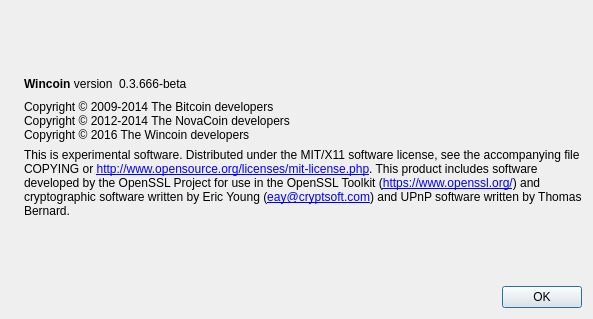
The window that src/qt/forms/aboutdialog.ui (Wincoinofficial/wincoin) describes before a commit, drawn with Qt 5.
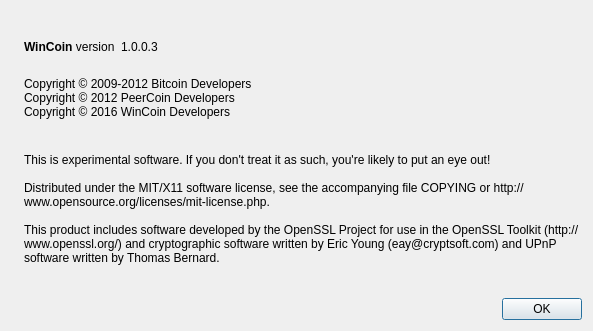
The same window after the commit. Icons and pictures are not drawn.

Diff of the .ui file:
```diff
--- a/src/qt/forms/aboutdialog.ui
+++ b/src/qt/forms/aboutdialog.ui
@@ -7,14 +7,11 @@
     <x>0</x>
     <y>0</y>
     <width>593</width>
-    <height>319</height>
+    <height>331</height>
    </rect>
   </property>
   <property name="windowTitle">
-   <string>About Wincoin</string>
-  </property>
-  <property name="styleSheet">
-   <string notr="true">background-image: url(:/images/2s);</string>
+   <string>About WinCoin</string>
   </property>
   <layout class="QHBoxLayout" name="horizontalLayout_2">
    <item>
@@ -25,6 +22,9 @@
        <verstretch>0</verstretch>
       </sizepolicy>
      </property>
+     <property name="textFormat">
+      <enum>Qt::AutoText</enum>
+     </property>
      <property name="pixmap">
       <pixmap resource="../bitcoin.qrc">:/images/about</pixmap>
      </property>
@@ -53,7 +53,7 @@
           <cursorShape>IBeamCursor</cursorShape>
          </property>
          <property name="text">
-          <string>&lt;b&gt;Wincoin&lt;/b&gt; version</string>
+          <string>&lt;b&gt;WinCoin&lt;/b&gt; version</string>
          </property>
          <property name="textInteractionFlags">
           <set>Qt::LinksAccessibleByMouse|Qt::TextSelectableByKeyboard|Qt::TextSelectableByMouse</set>
@@ -66,7 +66,7 @@
           <cursorShape>IBeamCursor</cursorShape>
          </property>
          <property name="text">
-          <string notr="true">0.3.666-beta</string>
+          <string notr="true">1.0.0.3</string>
          </property>
          <property name="textInteractionFlags">
           <set>Qt::LinksAccessibleByMouse|Qt::TextSelectableByKeyboard|Qt::TextSelectableByMouse</set>
@@ -94,9 +94,11 @@
         <cursorShape>IBeamCursor</cursorShape>
        </property>
        <property name="text">
-        <string>Copyright © 2009-2014 The Bitcoin developers
-Copyright © 2012-2014 The NovaCoin developers
-Copyright © 2016 The Wincoin developers</string>
+        <string>
+Copyright © 2009-2012 Bitcoin Developers
+Copyright © 2012 PeerCoin Developers
+Copyright © 2016 WinCoin Developers
+</string>
        </property>
        <property name="textInteractionFlags">
         <set>Qt::LinksAccessibleByMouse|Qt::TextSelectableByKeyboard|Qt::TextSelectableByMouse</set>
@@ -110,14 +112,11 @@
        </property>
        <property name="text">
         <string>
-This is experimental software.
+This is experimental software. If you don't treat it as such, you're likely to put an eye out!
 
-Distributed under the MIT/X11 software license, see the accompanying file COPYING or &lt;a href=&quot;http://www.opensource.org/licenses/mit-license.php&quot;&gt;http://www.opensource.org/licenses/mit-license.php&lt;/a&gt;.
+Distributed under the MIT/X11 software license, see the accompanying file COPYING or http://www.opensource.org/licenses/mit-license.php.
 
-This product includes software developed by the OpenSSL Project for use in the OpenSSL Toolkit (&lt;a href=&quot;https://www.openssl.org/&quot;&gt;https://www.openssl.org/&lt;/a&gt;) and cryptographic software written by Eric Young (&lt;a href=&quot;mailto:eay@cryptsoft.com&quot;&gt;eay@cryptsoft.com&lt;/a&gt;) and UPnP software written by Thomas Bernard.</string>
-       </property>
-       <property name="textFormat">
-        <enum>Qt::RichText</enum>
+This product includes software developed by the OpenSSL Project for use in the OpenSSL Toolkit (http://www.openssl.org/) and cryptographic software written by Eric Young (eay@cryptsoft.com) and UPnP software written by Thomas Bernard.</string>
        </property>
        <property name="wordWrap">
         <bool>true</bool>
```
